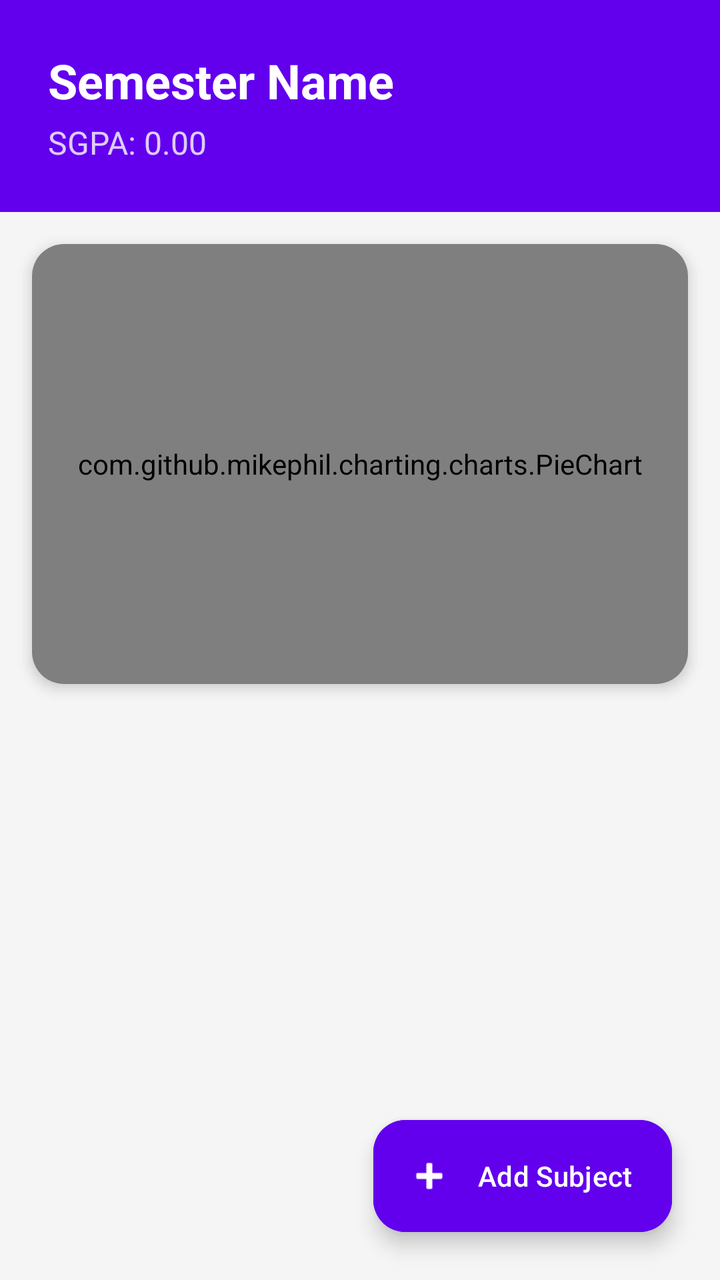
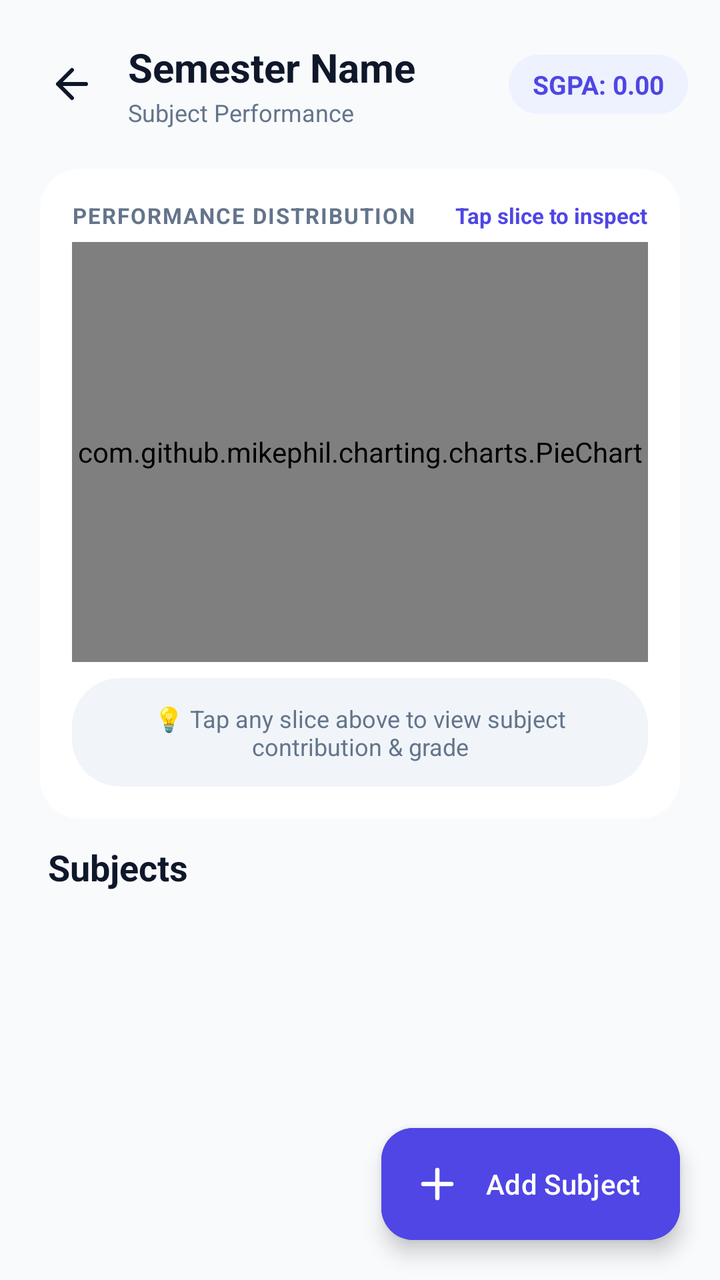

Before-and-after screenshots of an Android layout around one commit, followed by the original layout XML and the change that was made.
<!-- AndroidManifest.xml: application theme Theme.CGPATracker -->
<!-- res/layout/activity_subject.xml -->
<?xml version="1.0" encoding="utf-8"?>
<androidx.constraintlayout.widget.ConstraintLayout
    xmlns:android="http://schemas.android.com/apk/res/android"
    xmlns:app="http://schemas.android.com/apk/res-auto"
    xmlns:tools="http://schemas.android.com/tools"
    android:layout_width="match_parent"
    android:layout_height="match_parent"
    android:background="#6200EE"
    android:fitsSystemWindows="true"
    tools:context=".ui.SubjectActivity">

    <androidx.core.widget.NestedScrollView
        android:layout_width="match_parent"
        android:layout_height="0dp"
        android:fillViewport="true"
        android:background="#F5F5F5"
        app:layout_constraintTop_toTopOf="parent"
        app:layout_constraintBottom_toBottomOf="parent"
        app:layout_constraintStart_toStartOf="parent"
        app:layout_constraintEnd_toEndOf="parent">

        <LinearLayout
            android:layout_width="match_parent"
            android:layout_height="wrap_content"
            android:orientation="vertical"
            android:paddingBottom="80dp">

            <LinearLayout
                android:id="@+id/headerLayout"
                android:layout_width="match_parent"
                android:layout_height="wrap_content"
                android:background="#6200EE"
                android:padding="24dp"
                android:orientation="vertical">

                <TextView
                    android:id="@+id/tvSemesterTitle"
                    android:layout_width="wrap_content"
                    android:layout_height="wrap_content"
                    android:text="Semester Name"
                    android:textColor="#FFFFFF"
                    android:textSize="24sp"
                    android:textStyle="bold" />

                <TextView
                    android:id="@+id/tvSemesterGpa"
                    android:layout_width="wrap_content"
                    android:layout_height="wrap_content"
                    android:text="SGPA: 0.00"
                    android:textColor="#CCFFFFFF"
                    android:textSize="16sp"
                    android:layout_marginTop="4dp"/>
            </LinearLayout>

            <androidx.cardview.widget.CardView
                android:id="@+id/cardGraph"
                android:layout_width="match_parent"
                android:layout_height="220dp"
                android:layout_margin="16dp"
                app:cardCornerRadius="16dp"
                app:cardElevation="4dp"
                app:cardBackgroundColor="#FFFFFF">

                <com.github.mikephil.charting.charts.PieChart
                    android:id="@+id/barChart"
                    android:layout_width="match_parent"
                    android:layout_height="match_parent"
                    android:padding="8dp" />
            </androidx.cardview.widget.CardView>

            <androidx.recyclerview.widget.RecyclerView
                android:id="@+id/rvSubjects"
                android:layout_width="match_parent"
                android:layout_height="wrap_content"
                android:layout_marginTop="8dp"
                android:nestedScrollingEnabled="false" />
        </LinearLayout>
    </androidx.core.widget.NestedScrollView>

    <com.google.android.material.floatingactionbutton.ExtendedFloatingActionButton
        android:id="@+id/fabAddSubject"
        android:layout_width="wrap_content"
        android:layout_height="wrap_content"
        android:layout_margin="24dp"
        android:text="Add Subject"
        android:textColor="#FFFFFF"
        android:backgroundTint="#6200EE"
        app:icon="@android:drawable/ic_input_add"
        app:iconTint="#FFFFFF"
        app:layout_constraintBottom_toBottomOf="parent"
        app:layout_constraintEnd_toEndOf="parent" />

</androidx.constraintlayout.widget.ConstraintLayout>
<!-- resources referenced by this layout -->
<resources>
  <style name="Theme.CGPATracker" parent="Base.Theme.CGPATracker" />
  <style name="Base.Theme.CGPATracker" parent="Theme.Material3.DayNight.NoActionBar">
          
          
      </style>
</resources>

<!-- the commit's change to res/layout/activity_subject.xml (unified diff, before → after) -->
@@ -5,7 +5,7 @@
     xmlns:tools="http://schemas.android.com/tools"
     android:layout_width="match_parent"
     android:layout_height="match_parent"
-    android:background="#6200EE"
+    android:background="@color/background"
     android:fitsSystemWindows="true"
     tools:context=".ui.SubjectActivity">
 
@@ -13,7 +13,6 @@
         android:layout_width="match_parent"
         android:layout_height="0dp"
         android:fillViewport="true"
-        android:background="#F5F5F5"
         app:layout_constraintTop_toTopOf="parent"
         app:layout_constraintBottom_toBottomOf="parent"
         app:layout_constraintStart_toStartOf="parent"
@@ -23,70 +22,316 @@
             android:layout_width="match_parent"
             android:layout_height="wrap_content"
             android:orientation="vertical"
-            android:paddingBottom="80dp">
-
+            android:paddingBottom="96dp">
+
+            
             <LinearLayout
                 android:id="@+id/headerLayout"
                 android:layout_width="match_parent"
                 android:layout_height="wrap_content"
-                android:background="#6200EE"
-                android:padding="24dp"
-                android:orientation="vertical">
-
-                <TextView
-                    android:id="@+id/tvSemesterTitle"
-                    android:layout_width="wrap_content"
+                android:paddingHorizontal="16dp"
+                android:paddingTop="20dp"
+                android:paddingBottom="12dp"
+                android:gravity="center_vertical"
+                android:orientation="horizontal">
+
+                <ImageButton
+                    android:id="@+id/btnBack"
+                    android:layout_width="40dp"
+                    android:layout_height="40dp"
+                    android:src="@drawable/ic_arrow_back"
+                    android:background="?attr/selectableItemBackgroundBorderless"
+                    android:contentDescription="Back"
+                    app:tint="@color/text_primary" />
+
+                <LinearLayout
+                    android:layout_width="0dp"
                     android:layout_height="wrap_content"
-                    android:text="Semester Name"
-                    android:textColor="#FFFFFF"
-                    android:textSize="24sp"
-                    android:textStyle="bold" />
+                    android:layout_weight="1"
+                    android:layout_marginStart="8dp"
+                    android:orientation="vertical">
+
+                    <TextView
+                        android:id="@+id/tvSemesterTitle"
+                        android:layout_width="wrap_content"
+                        android:layout_height="wrap_content"
+                        android:text="Semester Name"
+                        android:textColor="@color/text_primary"
+                        android:textSize="20sp"
+                        android:textStyle="bold" />
+
+                    <TextView
+                        android:id="@+id/tvHeaderSubtitle"
+                        android:layout_width="wrap_content"
+                        android:layout_height="wrap_content"
+                        android:text="Subject Performance"
+                        android:textSize="12sp"
+                        android:textColor="@color/text_secondary"
+                        android:layout_marginTop="1dp" />
+                </LinearLayout>
 
                 <TextView
                     android:id="@+id/tvSemesterGpa"
                     android:layout_width="wrap_content"
                     android:layout_height="wrap_content"
                     android:text="SGPA: 0.00"
-                    android:textColor="#CCFFFFFF"
-                    android:textSize="16sp"
-                    android:layout_marginTop="4dp"/>
+                    android:textColor="@color/primary"
+                    android:textSize="13sp"
+                    android:textStyle="bold"
+                    android:paddingHorizontal="12dp"
+                    android:paddingVertical="6dp"
+                    android:background="@drawable/dialog_background"
+                    android:backgroundTint="@color/primary_soft" />
             </LinearLayout>
 
+            
             <androidx.cardview.widget.CardView
                 android:id="@+id/cardGraph"
                 android:layout_width="match_parent"
-                android:layout_height="220dp"
-                android:layout_margin="16dp"
-                app:cardCornerRadius="16dp"
-                app:cardElevation="4dp"
-                app:cardBackgroundColor="#FFFFFF">
-
-                <com.github.mikephil.charting.charts.PieChart
-                    android:id="@+id/barChart"
+                android:layout_height="wrap_content"
+                android:layout_marginHorizontal="20dp"
+                android:layout_marginTop="8dp"
+                app:cardCornerRadius="20dp"
+                app:cardElevation="0dp"
+                app:cardBackgroundColor="@color/surface">
+
+                <LinearLayout
                     android:layout_width="match_parent"
-                    android:layout_height="match_parent"
-                    android:padding="8dp" />
+                    android:layout_height="wrap_content"
+                    android:orientation="vertical"
+                    android:padding="16dp">
+
+                    <LinearLayout
+                        android:layout_width="match_parent"
+                        android:layout_height="wrap_content"
+                        android:orientation="horizontal"
+                        android:gravity="center_vertical">
+
+                        <TextView
+                            android:layout_width="0dp"
+                            android:layout_height="wrap_content"
+                            android:layout_weight="1"
+                            android:text="PERFORMANCE DISTRIBUTION"
+                            android:textSize="11sp"
+                            android:textStyle="bold"
+                            android:letterSpacing="0.06"
+                            android:textColor="@color/text_secondary" />
+
+                        <TextView
+                            android:id="@+id/tvChartTapHint"
+                            android:layout_width="wrap_content"
+                            android:layout_height="wrap_content"
+                            android:text="Tap slice to inspect"
+                            android:textSize="11sp"
+                            android:textColor="@color/primary"
+                            android:textStyle="bold" />
+                    </LinearLayout>
+
+                    
+                    <com.github.mikephil.charting.charts.PieChart
+                        android:id="@+id/barChart"
+                        android:layout_width="match_parent"
+                        android:layout_height="210dp"
+                        android:layout_marginTop="6dp" />
+
+                    
+                    <LinearLayout
+                        android:id="@+id/layoutChartDetail"
+                        android:layout_width="match_parent"
+                        android:layout_height="wrap_content"
+                        android:layout_marginTop="8dp"
+                        android:orientation="vertical"
+                        android:padding="12dp"
+                        android:background="@drawable/dialog_background"
+                        android:backgroundTint="@color/surface_variant">
+
+                        <TextView
+                            android:id="@+id/tvChartDefaultPrompt"
+                            android:layout_width="match_parent"
+                            android:layout_height="wrap_content"
+                            android:gravity="center"
+                            android:text="💡 Tap any slice above to view subject contribution &amp; grade"
+                            android:textSize="12sp"
+                            android:textColor="@color/text_secondary" />
+
+                        <LinearLayout
+                            android:id="@+id/layoutChartActiveDetail"
+                            android:layout_width="match_parent"
+                            android:layout_height="wrap_content"
+                            android:orientation="vertical"
+                            android:visibility="gone">
+
+                            <LinearLayout
+                                android:layout_width="match_parent"
+                                android:layout_height="wrap_content"
+                                android:orientation="horizontal"
+                                android:gravity="center_vertical">
+
+                                <View
+                                    android:id="@+id/viewSliceColorIndicator"
+                                    android:layout_width="10dp"
+                                    android:layout_height="10dp"
+                                    android:background="@drawable/dialog_background"
+                                    android:backgroundTint="@color/primary" />
+
+                                <TextView
+                                    android:id="@+id/tvSelectedSubjectTitle"
+                                    android:layout_width="0dp"
+                                    android:layout_height="wrap_content"
+                                    android:layout_weight="1"
+                                    android:text="Subject Name"
+                                    android:textSize="14sp"
+                                    android:textStyle="bold"
+                                    android:textColor="@color/text_primary"
+                                    android:layout_marginStart="8dp" />
+
+                                <TextView
+                                    android:id="@+id/tvSelectedSubjectType"
+                                    android:layout_width="wrap_content"
+                                    android:layout_height="wrap_content"
+                                    android:text="Theory • 4 Credits"
+                                    android:textSize="11sp"
+                                    android:textColor="@color/text_secondary" />
+                            </LinearLayout>
+
+                            <LinearLayout
+                                android:layout_width="match_parent"
+                                android:layout_height="wrap_content"
+                                android:orientation="horizontal"
+                                android:layout_marginTop="8dp"
+                                android:gravity="center_vertical">
+
+                                <LinearLayout
+                                    android:layout_width="0dp"
+                                    android:layout_height="wrap_content"
+                                    android:layout_weight="1"
+                                    android:orientation="vertical">
+
+                                    <TextView
+                                        android:layout_width="wrap_content"
+                                        android:layout_height="wrap_content"
+                                        android:text="GRADE"
+                                        android:textSize="10sp"
+                                        android:textStyle="bold"
+                                        android:textColor="@color/text_secondary" />
+
+                                    <TextView
+                                        android:id="@+id/tvSelectedGradeValue"
+                                        android:layout_width="wrap_content"
+                                        android:layout_height="wrap_content"
+                                        android:text="A+ (9.0)"
+                                        android:textSize="14sp"
+                                        android:textStyle="bold"
+                                        android:textColor="@color/primary"
+                                        android:layout_marginTop="1dp" />
+                                </LinearLayout>
+
+                                <LinearLayout
+                                    android:layout_width="0dp"
+                                    android:layout_height="wrap_content"
+                                    android:layout_weight="1"
+                                    android:orientation="vertical">
+
+                                    <TextView
+                                        android:layout_width="wrap_content"
+                                        android:layout_height="wrap_content"
+                                        android:text="FINAL MARKS"
+                                        android:textSize="10sp"
+                                        android:textStyle="bold"
+                                        android:textColor="@color/text_secondary" />
+
+                                    <TextView
+                                        android:id="@+id/tvSelectedMarksValue"
+                                        android:layout_width="wrap_content"
+                                        android:layout_height="wrap_content"
+                                        android:text="82 / 100"
+                                        android:textSize="14sp"
+                                        android:textStyle="bold"
+                                        android:textColor="@color/text_primary"
+                                        android:layout_marginTop="1dp" />
+                                </LinearLayout>
+
+                                <LinearLayout
+                                    android:layout_width="0dp"
+                                    android:layout_height="wrap_content"
+                                    android:layout_weight="1.3"
+                                    android:orientation="vertical">
+
+                                    <TextView
+                                        android:layout_width="wrap_content"
+                                        android:layout_height="wrap_content"
+                                        android:text="SGPA SHARE"
+                                        android:textSize="10sp"
+                                        android:textStyle="bold"
+                                        android:textColor="@color/text_secondary" />
+
+                                    <TextView
+                                        android:id="@+id/tvSelectedContributionValue"
+                                        android:layout_width="wrap_content"
+                                        android:layout_height="wrap_content"
+                                        android:text="+2.25 (28.4%)"
+                                        android:textSize="14sp"
+                                        android:textStyle="bold"
+                                        android:textColor="@color/success"
+                                        android:layout_marginTop="1dp" />
+                                </LinearLayout>
+                            </LinearLayout>
+
+                        </LinearLayout>
+                    </LinearLayout>
+
+                </LinearLayout>
             </androidx.cardview.widget.CardView>
 
+            
+            <TextView
+                android:id="@+id/tvSwipeHint"
+                android:layout_width="match_parent"
+                android:layout_height="wrap_content"
+                android:layout_marginHorizontal="20dp"
+                android:layout_marginTop="14dp"
+                android:layout_marginBottom="4dp"
+                android:text="👈 Swipe left on any subject card to view End Sem targets"
+                android:textColor="@color/text_secondary"
+                android:textSize="12sp"
+                android:gravity="center"
+                android:visibility="gone" />
+
+            
+            <TextView
+                android:layout_width="wrap_content"
+                android:layout_height="wrap_content"
+                android:text="Subjects"
+                android:textSize="18sp"
+                android:textStyle="bold"
+                android:textColor="@color/text_primary"
+                android:layout_marginTop="12dp"
+                android:layout_marginStart="24dp"
+                android:layout_marginBottom="4dp" />
+
+            
             <androidx.recyclerview.widget.RecyclerView
                 android:id="@+id/rvSubjects"
                 android:layout_width="match_parent"
                 android:layout_height="wrap_content"
-                android:layout_marginTop="8dp"
                 android:nestedScrollingEnabled="false" />
+
         </LinearLayout>
     </androidx.core.widget.NestedScrollView>
 
+    
     <com.google.android.material.floatingactionbutton.ExtendedFloatingActionButton
         android:id="@+id/fabAddSubject"
         android:layout_width="wrap_content"
         android:layout_height="wrap_content"
-        android:layout_margin="24dp"
+        android:layout_margin="20dp"
         android:text="Add Subject"
         android:textColor="#FFFFFF"
-        android:backgroundTint="#6200EE"
-        app:icon="@android:drawable/ic_input_add"
+        android:backgroundTint="@color/primary"
+        app:icon="@drawable/ic_add"
         app:iconTint="#FFFFFF"
+        app:cornerRadius="16dp"
+        app:elevation="3dp"
         app:layout_constraintBottom_toBottomOf="parent"
         app:layout_constraintEnd_toEndOf="parent" />
 
<!-- resource entries referenced after the edit -->
@@ -1,9 +1,62 @@
 <!-- resources referenced by this layout -->
 <resources>
+  <color name="background">#F8FAFC</color>
+  <color name="primary">#4F46E5</color>
+  <color name="primary_soft">#EEF2FF</color>
+  <color name="success">#10B981</color>
+  <color name="surface">#FFFFFF</color>
+  <color name="surface_variant">#F1F5F9</color>
+  <color name="text_primary">#0F172A</color>
+  <color name="text_secondary">#64748B</color>
+  <!-- drawable dialog_background (drawable) -->
+  <?xml version="1.0" encoding="utf-8"?>
+  <shape xmlns:android="http://schemas.android.com/apk/res/android">
+      <solid android:color="@color/surface" />
+      <corners android:radius="24dp" />
+  </shape>
+  <!-- drawable ic_add (drawable) -->
+  <vector xmlns:android="http://schemas.android.com/apk/res/android"
+      android:width="24dp"
+      android:height="24dp"
+      android:viewportWidth="24"
+      android:viewportHeight="24">
+    <path
+        android:fillColor="#00000000"
+        android:strokeColor="#FFFFFF"
+        android:strokeWidth="2.2"
+        android:strokeLineCap="round"
+        android:strokeLineJoin="round"
+        android:pathData="M12,5v14M5,12h14"/>
+  </vector>
+  <!-- drawable ic_arrow_back (drawable) -->
+  <vector xmlns:android="http://schemas.android.com/apk/res/android"
+      android:width="24dp"
+      android:height="24dp"
+      android:viewportWidth="24"
+      android:viewportHeight="24">
+    <path
+        android:fillColor="#00000000"
+        android:strokeColor="#0F172A"
+        android:strokeWidth="2"
+        android:strokeLineCap="round"
+        android:strokeLineJoin="round"
+        android:pathData="M19,12H5M12,19l-7,-7 7,-7"/>
+  </vector>
   <style name="Theme.CGPATracker" parent="Base.Theme.CGPATracker" />
   <style name="Base.Theme.CGPATracker" parent="Theme.Material3.DayNight.NoActionBar">
-          
-          
+          <item name="colorPrimary">@color/primary</item>
+          <item name="colorSecondary">@color/primary_light</item>
+          <item name="android:statusBarColor">@color/background</item>
+          <item name="android:windowLightStatusBar">true</item>
+          <item name="android:windowBackground">@color/background</item>
+          <item name="bottomSheetDialogTheme">@style/CustomBottomSheetDialogTheme</item>
+      </style>
+  <color name="primary_light">#6366F1</color>
+  <style name="CustomBottomSheetDialogTheme" parent="Theme.MaterialComponents.Light.BottomSheetDialog">
+          <item name="bottomSheetStyle">@style/CustomBottomSheetStyle</item>
+      </style>
+  <style name="CustomBottomSheetStyle" parent="Widget.Design.BottomSheet.Modal">
+          <item name="android:background">@android:color/transparent</item>
       </style>
 </resources>
 
